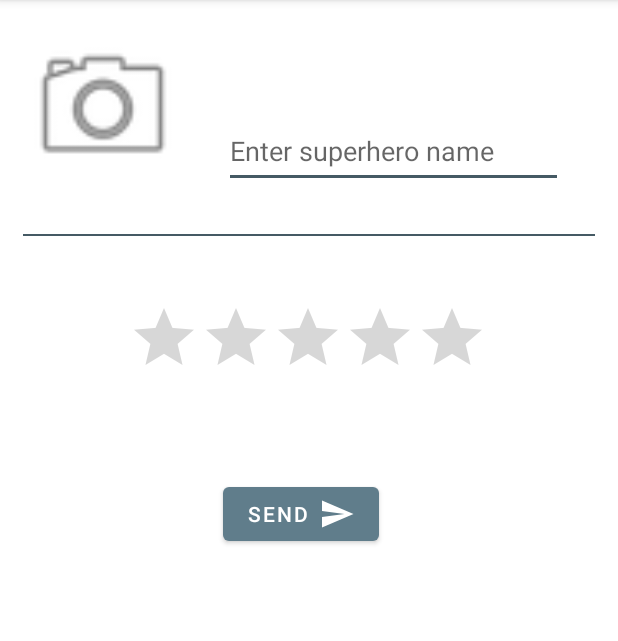
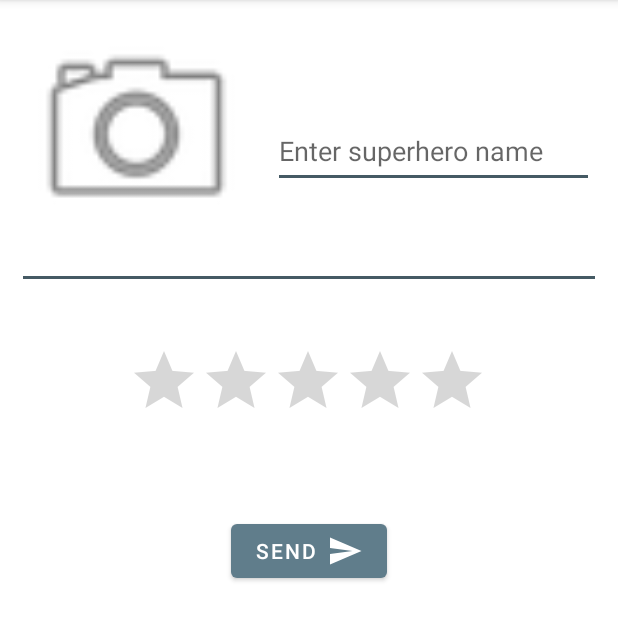
Before and after one commit to julian-dominguez/DAM_Task-01, an Android app: the screen it shows after launch (MainActivity), on a phone screen of 412 x 824 dp, the part 84-725 px from its top. Run offline under Robolectric (Android 15) with nearby library versions, the phone set to English and light mode, and no system bars.

Commit message:
Se mejora interfaz gráfica

```diff
--- a/app/src/main/res/layout/activity_main.xml
+++ b/app/src/main/res/layout/activity_main.xml
@@ -9,21 +9,22 @@
 
     <ImageView
         android:id="@+id/iv_foto"
-        android:layout_width="105dp"
-        android:layout_height="110dp"
+        android:layout_width="150dp"
+        android:layout_height="150dp"
         android:layout_marginStart="16dp"
-        android:layout_marginTop="16dp"
+        android:layout_marginTop="12dp"
+        android:contentDescription="@string/img_description"
+        android:src="@android:drawable/ic_menu_camera"
         app:layout_constraintStart_toStartOf="parent"
-        app:layout_constraintTop_toTopOf="parent"
-        android:src="@android:drawable/ic_menu_camera"
-        android:contentDescription="@string/img_description"/>
+        app:layout_constraintTop_toTopOf="parent" />
 
     <EditText
         android:id="@+id/et_name_heroe"
-        android:layout_width="226dp"
+        android:layout_width="0dp"
         android:layout_height="49dp"
-        android:layout_marginStart="28dp"
+        android:layout_marginStart="16dp"
         android:layout_marginTop="76dp"
+        android:layout_marginEnd="16dp"
         android:autofillHints=""
         android:ems="10"
         android:hint="@string/et_placeholder"
@@ -36,19 +37,20 @@
     <View
         android:id="@+id/v_separador"
         android:layout_width="0dp"
-        android:layout_height="1dp"
+        android:layout_height="2dp"
         android:layout_marginStart="15dp"
-        android:layout_marginTop="156dp"
+        android:layout_marginTop="184dp"
         android:layout_marginEnd="15dp"
         android:background="@color/primary_dark"
         app:layout_constraintEnd_toEndOf="parent"
+        app:layout_constraintHorizontal_bias="1.0"
         app:layout_constraintStart_toStartOf="parent"
         app:layout_constraintTop_toTopOf="parent" />
 
     <RatingBar
         android:id="@+id/rb_rating_power"
         android:layout_width="wrap_content"
-        android:layout_height="wrap_content"
+        android:layout_height="0dp"
         android:layout_marginTop="44dp"
         android:progressTint="@color/amber"
         app:layout_constraintEnd_toEndOf="parent"
@@ -61,12 +63,12 @@
         android:layout_width="wrap_content"
         android:layout_height="wrap_content"
         android:layout_marginStart="159dp"
-        android:layout_marginTop="60dp"
+        android:layout_marginTop="56dp"
         android:layout_marginEnd="159dp"
+        android:drawableEnd="@drawable/ic_baseline_send_24"
         android:text="@string/btn_send"
-        android:drawableEnd="@drawable/ic_baseline_send_24"
         app:layout_constraintEnd_toEndOf="parent"
-        app:layout_constraintHorizontal_bias="1.0"
+        app:layout_constraintHorizontal_bias="0.517"
         app:layout_constraintStart_toStartOf="parent"
         app:layout_constraintTop_toBottomOf="@+id/rb_rating_power" />
 
```
Also changed, not shown: app/src/main/res/layout/activity_view_data.xml (+8 -9 lines).
